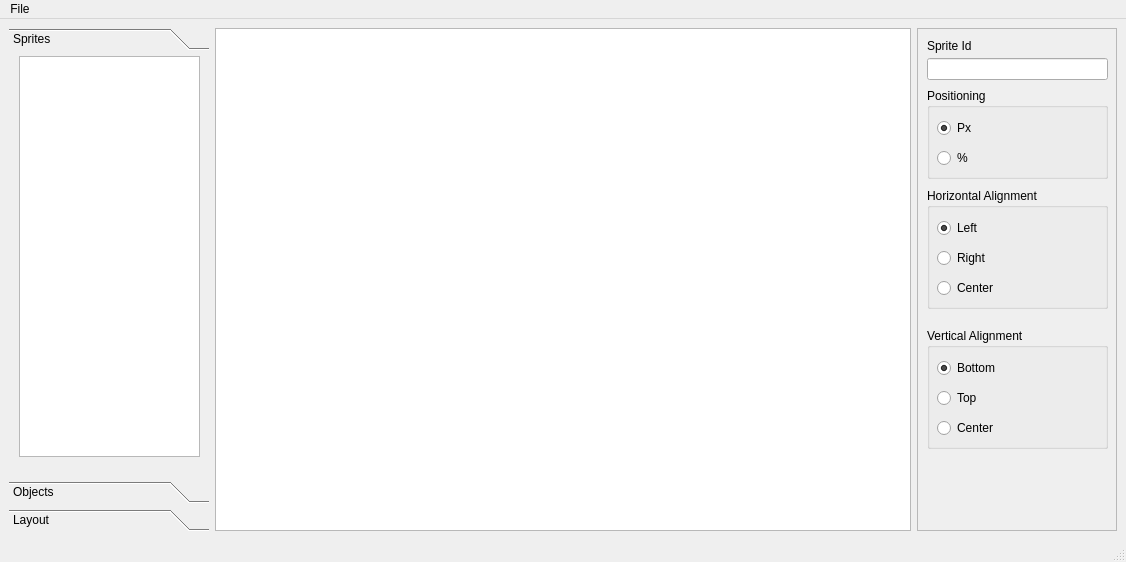
This is designer.ui in Nepherhotep/terevaka-ui-builder as Qt 5 draws it before an edit. The edited form follows.
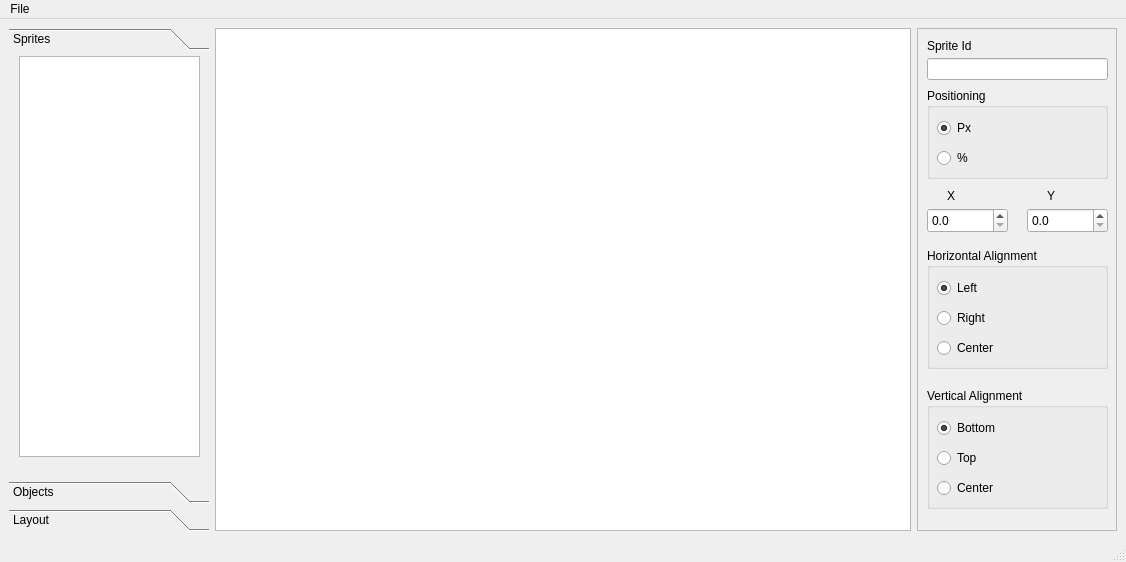
This is the edited form. The open tabs and pages were chosen to show the change.

Commit message: Added x/y inputs

The edit to the form file:
```diff
--- a/designer.ui
+++ b/designer.ui
@@ -188,7 +188,7 @@
          <property name="geometry">
           <rect>
            <x>10</x>
-           <y>160</y>
+           <y>220</y>
            <width>181</width>
            <height>121</height>
           </rect>
@@ -243,7 +243,7 @@
          <property name="geometry">
           <rect>
            <x>10</x>
-           <y>300</y>
+           <y>360</y>
            <width>181</width>
            <height>121</height>
           </rect>
@@ -326,6 +326,58 @@
           <string>Sprite Id</string>
          </property>
         </widget>
+        <widget class="QDoubleSpinBox" name="doubleSpinBox">
+         <property name="geometry">
+          <rect>
+           <x>10</x>
+           <y>180</y>
+           <width>81</width>
+           <height>25</height>
+          </rect>
+         </property>
+         <property name="decimals">
+          <number>1</number>
+         </property>
+        </widget>
+        <widget class="QDoubleSpinBox" name="doubleSpinBox_2">
+         <property name="geometry">
+          <rect>
+           <x>110</x>
+           <y>180</y>
+           <width>81</width>
+           <height>25</height>
+          </rect>
+         </property>
+         <property name="decimals">
+          <number>1</number>
+         </property>
+        </widget>
+        <widget class="QLabel" name="label_2">
+         <property name="geometry">
+          <rect>
+           <x>30</x>
+           <y>160</y>
+           <width>16</width>
+           <height>16</height>
+          </rect>
+         </property>
+         <property name="text">
+          <string>X</string>
+         </property>
+        </widget>
+        <widget class="QLabel" name="label_3">
+         <property name="geometry">
+          <rect>
+           <x>130</x>
+           <y>160</y>
+           <width>16</width>
+           <height>16</height>
+          </rect>
+         </property>
+         <property name="text">
+          <string>Y</string>
+         </property>
+        </widget>
        </widget>
       </item>
      </layout>
```
Left out of the diff: 8 changed lines with no effect on the pictures. The commit also changes 1 other file.
